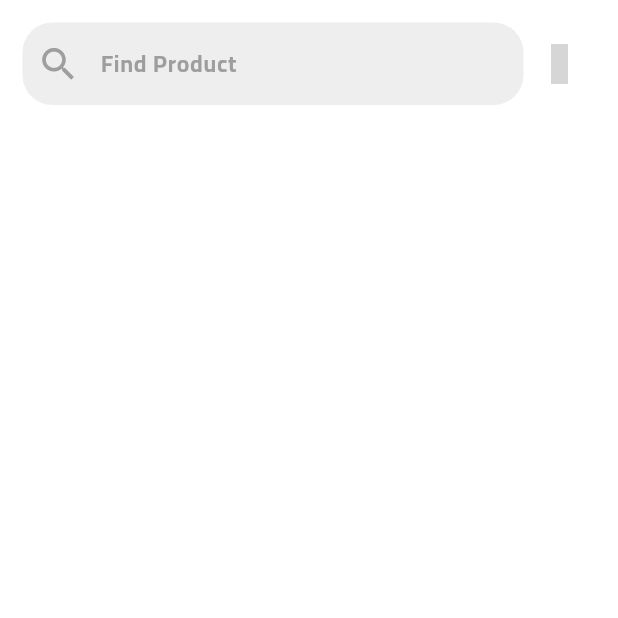
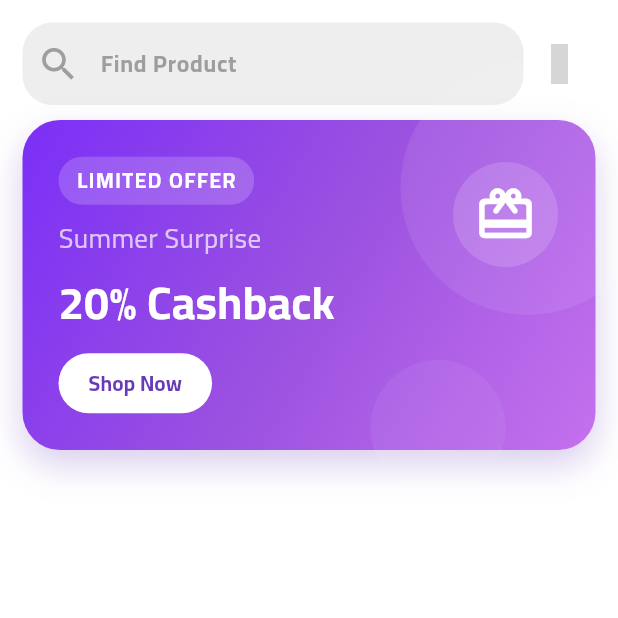
Before and after one commit to AlaaMahrous/ecommercesystem, a Flutter app: the HomeScreen screen opened by its route, on a phone screen of 412 x 824 dp, the top half of it. Run offline on Flutter 3.47's test engine with Material 3 defaults, Android fonts, the phone set to English and light mode, and no system bars; our stand-ins replace dartz, firebase_core, firebase_messaging, flutter_otp_text_field, flutter_screenutil, get and 4 more; accounts and stored records are empty; grey boxes are pictures that could not be loaded.

Commit message:
CashCard design

```diff
--- a/lib/view/screen/home_screen.dart
+++ b/lib/view/screen/home_screen.dart
@@ -1,5 +1,6 @@
 import 'package:ecommercesystem/controller/home_controller.dart';
 import 'package:ecommercesystem/core/constant/app_colours.dart';
+import 'package:ecommercesystem/view/widget/home/cash_card.dart';
 import 'package:flutter/material.dart';
 import 'package:get/get.dart';
 import 'package:hugeicons/hugeicons.dart';
@@ -13,9 +14,12 @@ class HomeScreen extends StatelessWidget {
     HomeControllerImp controller = Get.put(HomeControllerImp());
     return Scaffold(
       backgroundColor: AppColours.white,
-      body: Padding(
+      body: SafeArea(
+        child: SingleChildScrollView(
+          child: Padding(
             padding: const EdgeInsets.symmetric(horizontal: 15, vertical: 15),
-        child: ListView(
+            child: Column(
+              spacing: 10,
               children: [
                 Row(
                   children: [
@@ -44,7 +48,10 @@ class HomeScreen extends StatelessWidget {
                     ),
                   ],
                 ),
+                const CashCard(),
               ],
+            ),
+          ),
         ),
       ),
     );
--- /dev/null
+++ b/lib/view/widget/home/cash_card.dart
@@ -0,0 +1,140 @@
+import 'package:flutter/material.dart';
+
+class CashCard extends StatelessWidget {
+  const CashCard({super.key});
+
+  @override
+  Widget build(BuildContext context) {
+    return Stack(
+      clipBehavior: Clip.none,
+      children: [
+        Container(
+          height: 220,
+          width: double.infinity,
+          padding: const EdgeInsets.all(24),
+          decoration: BoxDecoration(
+            gradient: const LinearGradient(
+              colors: [Color(0xff7B2FF7), Color(0xff9B51E0), Color(0xffC471ED)],
+              begin: Alignment.topLeft,
+              end: Alignment.bottomRight,
+            ),
+            borderRadius: BorderRadius.circular(25),
+            boxShadow: [
+              BoxShadow(
+                color: Colors.deepPurple.withValues(alpha: .25),
+                blurRadius: 20,
+                offset: const Offset(0, 10),
+              ),
+            ],
+          ),
+          child: Column(
+            crossAxisAlignment: CrossAxisAlignment.start,
+            mainAxisAlignment: MainAxisAlignment.center,
+            children: [
+              Container(
+                padding: const EdgeInsets.symmetric(
+                  horizontal: 12,
+                  vertical: 6,
+                ),
+                decoration: BoxDecoration(
+                  color: Colors.white.withValues(alpha: .18),
+                  borderRadius: BorderRadius.circular(30),
+                ),
+                child: const Text(
+                  "LIMITED OFFER",
+                  style: TextStyle(
+                    color: Colors.white,
+                    fontWeight: FontWeight.bold,
+                    letterSpacing: 1,
+                  ),
+                ),
+              ),
+
+              const SizedBox(height: 10),
+
+              const Text(
+                "Summer Surprise",
+                style: TextStyle(color: Colors.white70, fontSize: 18),
+              ),
+
+              const SizedBox(height: 8),
+
+              const Text(
+                "20% Cashback",
+                style: TextStyle(
+                  color: Colors.white,
+                  fontSize: 30,
+                  fontWeight: FontWeight.bold,
+                ),
+              ),
+
+              const SizedBox(height: 12),
+
+              SizedBox(
+                height: 40,
+                child: ElevatedButton(
+                  style: ElevatedButton.styleFrom(
+                    backgroundColor: Colors.white,
+                    foregroundColor: Colors.deepPurple,
+                    elevation: 0,
+                    padding: const EdgeInsets.symmetric(horizontal: 20),
+                    shape: RoundedRectangleBorder(
+                      borderRadius: BorderRadius.circular(30),
+                    ),
+                  ),
+                  onPressed: () {},
+                  child: const Text(
+                    "Shop Now",
+                    style: TextStyle(fontWeight: FontWeight.bold),
+                  ),
+                ),
+              ),
+            ],
+          ),
+        ),
+
+        Positioned(
+          top: -40,
+          right: -40,
+          child: Container(
+            width: 170,
+            height: 170,
+            decoration: BoxDecoration(
+              color: Colors.white.withValues(alpha: .08),
+              shape: BoxShape.circle,
+            ),
+          ),
+        ),
+
+        Positioned(
+          bottom: -30,
+          right: 60,
+          child: Container(
+            width: 90,
+            height: 90,
+            decoration: BoxDecoration(
+              color: Colors.white.withValues(alpha: .06),
+              shape: BoxShape.circle,
+            ),
+          ),
+        ),
+        Positioned(
+          top: 28,
+          right: 25,
+          child: Container(
+            padding: const EdgeInsets.all(14),
+            decoration: BoxDecoration(
+              color: Colors.white.withValues(alpha: .15),
+              shape: BoxShape.circle,
+            ),
+            child: const Icon(
+              Icons.card_giftcard_rounded,
+              color: Colors.white,
+              size: 42,
+            ),
+          ),
+        ),
+      ],
+    );
+  }
+}
```
Lines whose indentation alone changed are shown as unchanged.
